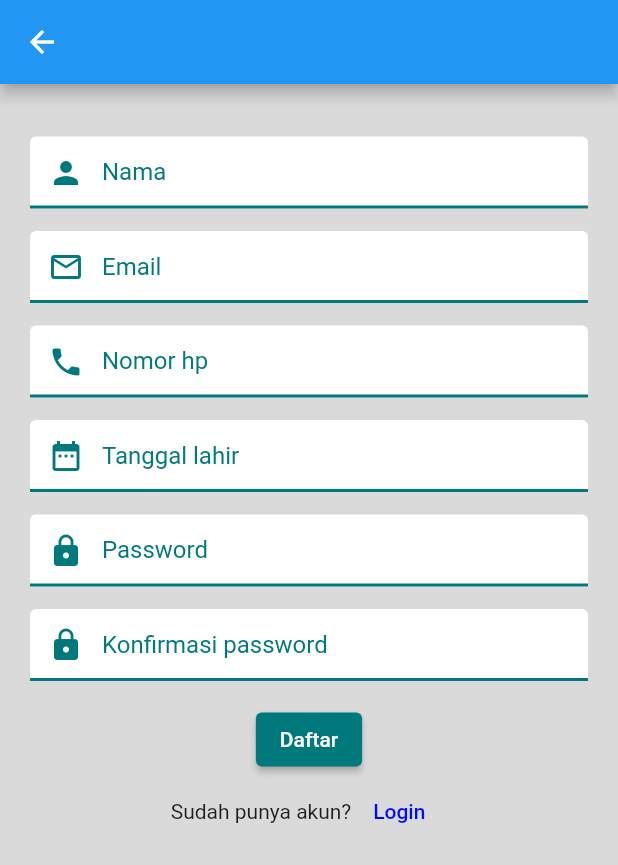
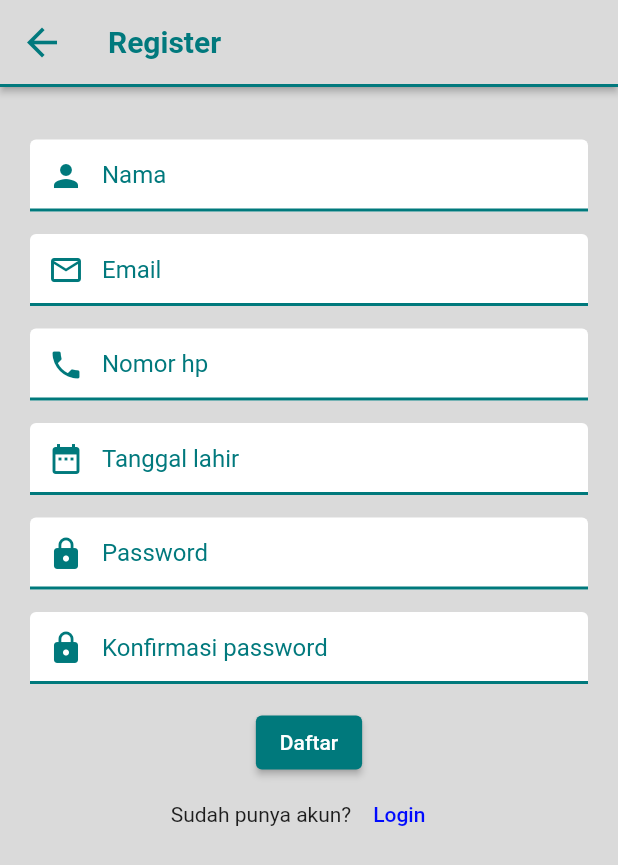
Before and after one commit to bahrulajisantoso/ArahKitaMobile, a Flutter app: the Register screen opened directly, on a phone screen of 412 x 824 dp. Shown: the top 865 px of the screen. Run offline on Flutter 3.47's test engine with Material 2 defaults, Android fonts, the phone set to English and light mode, and no system bars; our stand-ins replace cached_network_image, carousel_slider, curved_navigation_bar, fluttertoast, get, qr_flutter and 1 more; missing offline and left inert: network_image_mock; accounts and stored records are empty; network calls fail.

Commit message:
detail revisi

```diff
--- a/lib/pages/register_page.dart
+++ b/lib/pages/register_page.dart
@@ -67,7 +67,28 @@ class _RegisterState extends State<Register> {
   @override
   Widget build(BuildContext context) {
     return Scaffold(
-      appBar: AppBar(),
+      appBar: AppBar(
+        iconTheme: (IconThemeData(
+          color: Color(int.parse(Warna.colorPrimary)),
+          size: 30,
+        )),
+        backgroundColor: Color(int.parse(Warna.colorGrey)),
+        title: const Text("Register"),
+        titleTextStyle: TextStyle(
+          fontWeight: FontWeight.bold,
+          fontSize: 20,
+          color: Color(int.parse(Warna.colorPrimary)),
+        ),
+        actions: [],
+        centerTitle: false,
+        elevation: 2,
+        bottom: PreferredSize(
+            child: Container(
+              color: Color(int.parse(Warna.colorPrimary)),
+              height: 2.0,
+            ),
+            preferredSize: Size.fromHeight(2.0)),
+      ),
       backgroundColor: Color(0xFFDADADA),
       body: ListView(
         children: <Widget>[
```
